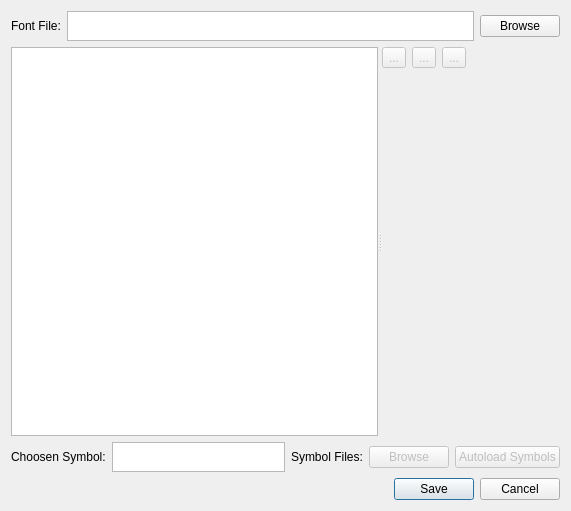
First picture: the form in fontdialog.ui, repository aizenbit/Scribbler, before the edit.
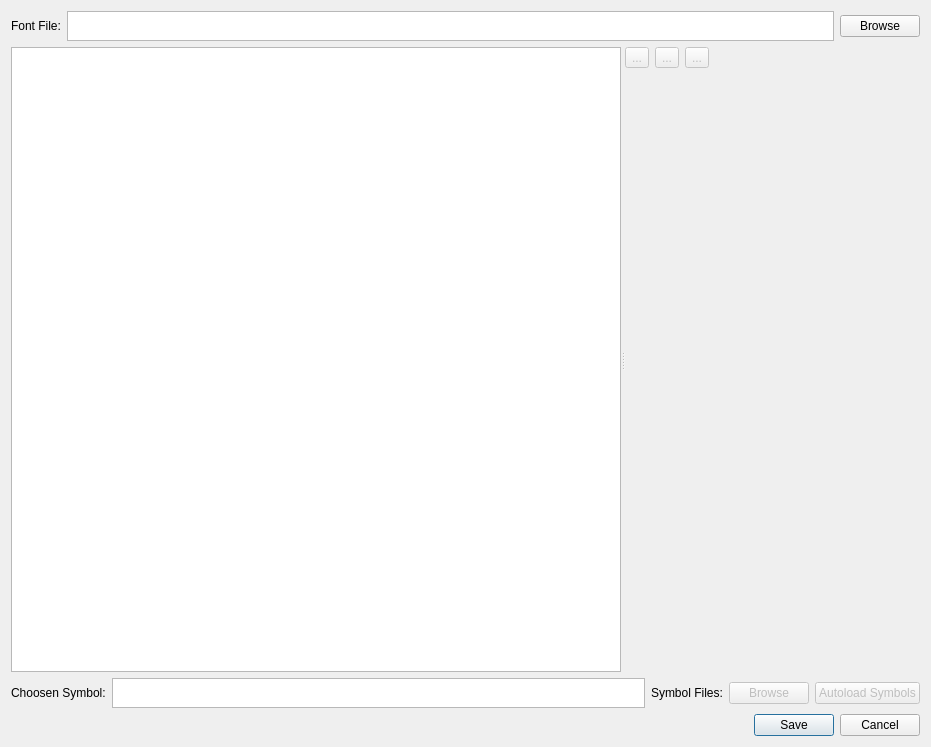
Second picture: the form after the edit. Custom widgets are drawn as their Qt base class.

The edit to the form file:
```diff
--- a/fontdialog.ui
+++ b/fontdialog.ui
@@ -6,8 +6,8 @@
    <rect>
     <x>0</x>
     <y>0</y>
-    <width>571</width>
-    <height>511</height>
+    <width>931</width>
+    <height>747</height>
    </rect>
   </property>
   <property name="sizePolicy">
```
